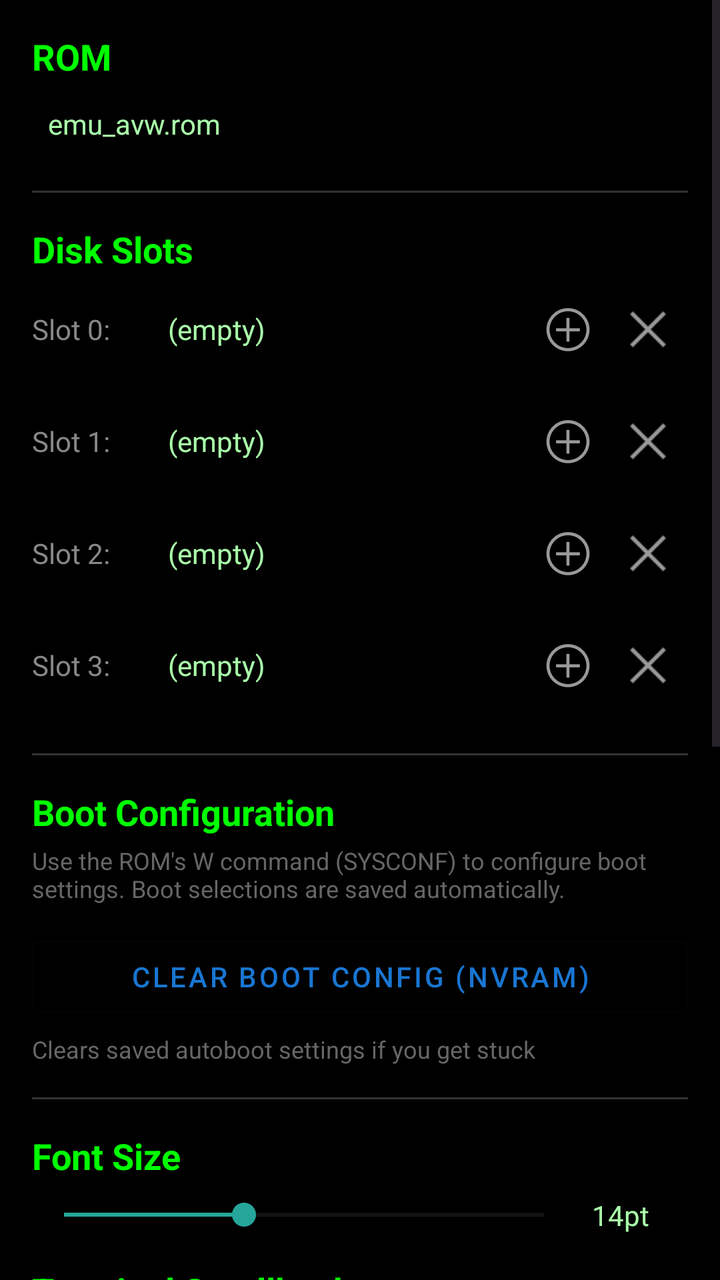
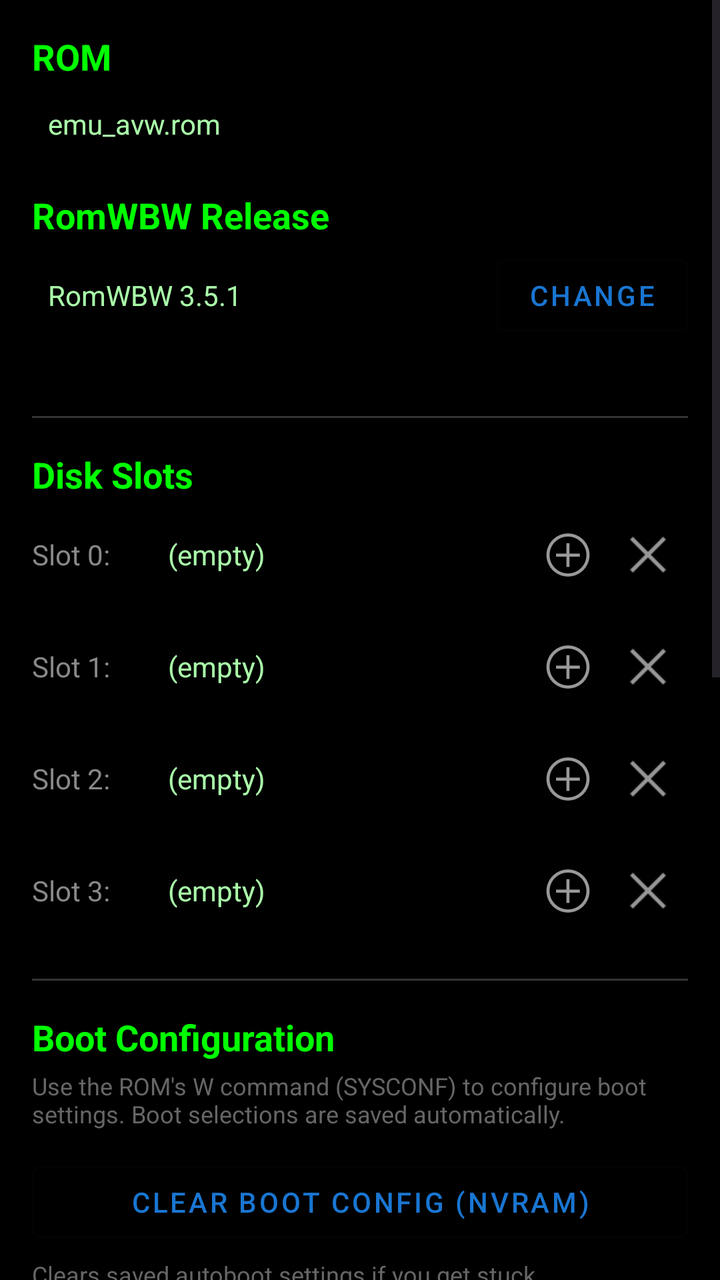

Two renders of the same Android screen: before a commit and after it. Below are the layout's source before the change and the commit's diff.
<!-- AndroidManifest.xml: application theme Theme.CPMDroid -->
<!-- res/layout/activity_settings.xml -->
<?xml version="1.0" encoding="utf-8"?>
<ScrollView
    xmlns:android="http://schemas.android.com/apk/res/android"
    xmlns:app="http://schemas.android.com/apk/res-auto"
    android:layout_width="match_parent"
    android:layout_height="match_parent"
    android:background="#000000">

    <LinearLayout
        android:layout_width="match_parent"
        android:layout_height="wrap_content"
        android:orientation="vertical"
        android:padding="16dp">

        
        <TextView
            android:layout_width="wrap_content"
            android:layout_height="wrap_content"
            android:text="ROM"
            android:textColor="#00FF00"
            android:textSize="18sp"
            android:textStyle="bold" />

        <TextView
            android:id="@+id/romNameText"
            android:layout_width="match_parent"
            android:layout_height="wrap_content"
            android:text="emu_avw.rom"
            android:textColor="#AAFFAA"
            android:padding="8dp"
            android:layout_marginTop="4dp" />

        <View
            android:layout_width="match_parent"
            android:layout_height="1dp"
            android:background="#333333"
            android:layout_marginVertical="16dp" />

        
        <TextView
            android:layout_width="wrap_content"
            android:layout_height="wrap_content"
            android:text="Disk Slots"
            android:textColor="#00FF00"
            android:textSize="18sp"
            android:textStyle="bold" />

        <LinearLayout
            android:id="@+id/diskSlot0"
            android:layout_width="match_parent"
            android:layout_height="wrap_content"
            android:orientation="horizontal"
            android:gravity="center_vertical"
            android:paddingVertical="8dp">

            <TextView
                android:layout_width="wrap_content"
                android:layout_height="wrap_content"
                android:text="Slot 0:"
                android:textColor="#888888"
                android:minWidth="60dp" />

            <TextView
                android:id="@+id/disk0Name"
                android:layout_width="0dp"
                android:layout_height="wrap_content"
                android:layout_weight="1"
                android:text="(empty)"
                android:textColor="#AAFFAA"
                android:paddingHorizontal="8dp"
                android:singleLine="true"
                android:ellipsize="middle" />

            <ImageButton
                android:id="@+id/selectDisk0"
                android:layout_width="40dp"
                android:layout_height="40dp"
                android:src="@android:drawable/ic_menu_add"
                android:background="?attr/selectableItemBackgroundBorderless"
                android:contentDescription="Select disk" />

            <ImageButton
                android:id="@+id/clearDisk0"
                android:layout_width="40dp"
                android:layout_height="40dp"
                android:src="@android:drawable/ic_menu_close_clear_cancel"
                android:background="?attr/selectableItemBackgroundBorderless"
                android:contentDescription="Clear slot" />
        </LinearLayout>

        <LinearLayout
            android:id="@+id/diskSlot1"
            android:layout_width="match_parent"
            android:layout_height="wrap_content"
            android:orientation="horizontal"
            android:gravity="center_vertical"
            android:paddingVertical="8dp">

            <TextView
                android:layout_width="wrap_content"
                android:layout_height="wrap_content"
                android:text="Slot 1:"
                android:textColor="#888888"
                android:minWidth="60dp" />

            <TextView
                android:id="@+id/disk1Name"
                android:layout_width="0dp"
                android:layout_height="wrap_content"
                android:layout_weight="1"
                android:text="(empty)"
                android:textColor="#AAFFAA"
                android:paddingHorizontal="8dp"
                android:singleLine="true"
                android:ellipsize="middle" />

            <ImageButton
                android:id="@+id/selectDisk1"
                android:layout_width="40dp"
                android:layout_height="40dp"
                android:src="@android:drawable/ic_menu_add"
                android:background="?attr/selectableItemBackgroundBorderless"
                android:contentDescription="Select disk" />

            <ImageButton
                android:id="@+id/clearDisk1"
                android:layout_width="40dp"
                android:layout_height="40dp"
                android:src="@android:drawable/ic_menu_close_clear_cancel"
                android:background="?attr/selectableItemBackgroundBorderless"
                android:contentDescription="Clear slot" />
        </LinearLayout>

        <LinearLayout
            android:id="@+id/diskSlot2"
            android:layout_width="match_parent"
            android:layout_height="wrap_content"
            android:orientation="horizontal"
            android:gravity="center_vertical"
            android:paddingVertical="8dp">

            <TextView
                android:layout_width="wrap_content"
                android:layout_height="wrap_content"
                android:text="Slot 2:"
                android:textColor="#888888"
                android:minWidth="60dp" />

            <TextView
                android:id="@+id/disk2Name"
                android:layout_width="0dp"
                android:layout_height="wrap_content"
                android:layout_weight="1"
                android:text="(empty)"
                android:textColor="#AAFFAA"
                android:paddingHorizontal="8dp"
                android:singleLine="true"
                android:ellipsize="middle" />

            <ImageButton
                android:id="@+id/selectDisk2"
                android:layout_width="40dp"
                android:layout_height="40dp"
                android:src="@android:drawable/ic_menu_add"
                android:background="?attr/selectableItemBackgroundBorderless"
                android:contentDescription="Select disk" />

            <ImageButton
                android:id="@+id/clearDisk2"
                android:layout_width="40dp"
                android:layout_height="40dp"
                android:src="@android:drawable/ic_menu_close_clear_cancel"
                android:background="?attr/selectableItemBackgroundBorderless"
                android:contentDescription="Clear slot" />
        </LinearLayout>

        <LinearLayout
            android:id="@+id/diskSlot3"
            android:layout_width="match_parent"
            android:layout_height="wrap_content"
            android:orientation="horizontal"
            android:gravity="center_vertical"
            android:paddingVertical="8dp">

            <TextView
                android:layout_width="wrap_content"
                android:layout_height="wrap_content"
                android:text="Slot 3:"
                android:textColor="#888888"
                android:minWidth="60dp" />

            <TextView
                android:id="@+id/disk3Name"
                android:layout_width="0dp"
                android:layout_height="wrap_content"
                android:layout_weight="1"
                android:text="(empty)"
                android:textColor="#AAFFAA"
                android:paddingHorizontal="8dp"
                android:singleLine="true"
                android:ellipsize="middle" />

            <ImageButton
                android:id="@+id/selectDisk3"
                android:layout_width="40dp"
                android:layout_height="40dp"
                android:src="@android:drawable/ic_menu_add"
                android:background="?attr/selectableItemBackgroundBorderless"
                android:contentDescription="Select disk" />

            <ImageButton
                android:id="@+id/clearDisk3"
                android:layout_width="40dp"
                android:layout_height="40dp"
                android:src="@android:drawable/ic_menu_close_clear_cancel"
                android:background="?attr/selectableItemBackgroundBorderless"
                android:contentDescription="Clear slot" />
        </LinearLayout>

        <View
            android:layout_width="match_parent"
            android:layout_height="1dp"
            android:background="#333333"
            android:layout_marginVertical="16dp" />

        
        <TextView
            android:layout_width="wrap_content"
            android:layout_height="wrap_content"
            android:text="Boot Configuration"
            android:textColor="#00FF00"
            android:textSize="18sp"
            android:textStyle="bold" />

        <TextView
            android:layout_width="match_parent"
            android:layout_height="wrap_content"
            android:text="Use the ROM's W command (SYSCONF) to configure boot settings. Boot selections are saved automatically."
            android:textColor="#666666"
            android:textSize="12sp"
            android:layout_marginTop="4dp" />

        <Button
            android:id="@+id/clearBootConfigButton"
            android:layout_width="match_parent"
            android:layout_height="wrap_content"
            android:layout_marginTop="12dp"
            android:text="Clear Boot Config (NVRAM)"
            style="@style/Widget.MaterialComponents.Button.OutlinedButton" />

        <TextView
            android:layout_width="match_parent"
            android:layout_height="wrap_content"
            android:text="Clears saved autoboot settings if you get stuck"
            android:textColor="#666666"
            android:textSize="12sp"
            android:layout_marginTop="4dp" />

        <View
            android:layout_width="match_parent"
            android:layout_height="1dp"
            android:background="#333333"
            android:layout_marginVertical="16dp" />

        
        <TextView
            android:layout_width="wrap_content"
            android:layout_height="wrap_content"
            android:text="Font Size"
            android:textColor="#00FF00"
            android:textSize="18sp"
            android:textStyle="bold" />

        <LinearLayout
            android:layout_width="match_parent"
            android:layout_height="wrap_content"
            android:orientation="horizontal"
            android:gravity="center_vertical"
            android:layout_marginTop="8dp">

            <SeekBar
                android:id="@+id/fontSizeSeekBar"
                android:layout_width="0dp"
                android:layout_height="wrap_content"
                android:layout_weight="1"
                android:min="8"
                android:max="24"
                android:progress="14" />

            <TextView
                android:id="@+id/fontSizeText"
                android:layout_width="wrap_content"
                android:layout_height="wrap_content"
                android:text="14pt"
                android:textColor="#AAFFAA"
                android:layout_marginStart="8dp"
                android:minWidth="48dp" />

        </LinearLayout>

        
        <TextView
            android:layout_width="wrap_content"
            android:layout_height="wrap_content"
            android:text="Terminal Scrollback"
            android:textColor="#00FF00"
            android:textSize="18sp"
            android:textStyle="bold"
            android:layout_marginTop="16dp" />

        <LinearLayout
            android:layout_width="match_parent"
            android:layout_height="wrap_content"
            android:orientation="horizontal"
            android:gravity="center_vertical"
            android:layout_marginTop="8dp">

            <SeekBar
                android:id="@+id/scrollbackSeekBar"
                android:layout_width="0dp"
                android:layout_height="wrap_content"
                android:layout_weight="1"
                android:min="0"
                android:max="7"
                android:progress="4" />

            <TextView
                android:id="@+id/scrollbackText"
                android:layout_width="wrap_content"
                android:layout_height="wrap_content"
                android:text="1000"
                android:textColor="#AAFFAA"
                android:layout_marginStart="8dp"
                android:minWidth="56dp" />

        </LinearLayout>

        <TextView
            android:layout_width="match_parent"
            android:layout_height="wrap_content"
            android:text="Lines of history kept above the screen, for dragging back through output that has scrolled off. Off keeps none."
            android:textColor="#666666"
            android:textSize="12sp" />

        
        <CheckBox
            android:id="@+id/wrapLinesCheckbox"
            android:layout_width="match_parent"
            android:layout_height="wrap_content"
            android:layout_marginTop="12dp"
            android:text="Wrap long lines"
            android:textColor="#AAFFAA"
            android:buttonTint="#00FF00" />

        <TextView
            android:layout_width="match_parent"
            android:layout_height="wrap_content"
            android:text="Wrap lines that exceed screen width instead of truncating"
            android:textColor="#666666"
            android:textSize="12sp"
            android:layout_marginStart="32dp" />

        
        <CheckBox
            android:id="@+id/warnManifestWritesCheckbox"
            android:layout_width="match_parent"
            android:layout_height="wrap_content"
            android:layout_marginTop="12dp"
            android:text="Warn when writing to downloaded disks"
            android:textColor="#AAFFAA"
            android:buttonTint="#00FF00" />

        <TextView
            android:layout_width="match_parent"
            android:layout_height="wrap_content"
            android:text="Show a warning when writing to downloaded disks (changes may be lost on app update)"
            android:textColor="#666666"
            android:textSize="12sp"
            android:layout_marginStart="32dp" />

        
        <CheckBox
            android:id="@+id/soundEnabledCheckbox"
            android:layout_width="match_parent"
            android:layout_height="wrap_content"
            android:layout_marginTop="12dp"
            android:text="Enable terminal bell sound"
            android:textColor="#AAFFAA"
            android:buttonTint="#00FF00" />

        <TextView
            android:layout_width="match_parent"
            android:layout_height="wrap_content"
            android:text="Play a short beep for the BEL character. Background audio ducks for the length of the beep instead of stopping."
            android:textColor="#666666"
            android:textSize="12sp"
            android:layout_marginStart="32dp" />

        <View
            android:layout_width="match_parent"
            android:layout_height="1dp"
            android:background="#333333"
            android:layout_marginVertical="16dp" />

        
        <Button
            android:id="@+id/browseCatalogButton"
            android:layout_width="match_parent"
            android:layout_height="wrap_content"
            android:text="Browse Disk Catalog"
            style="@style/Widget.MaterialComponents.Button.OutlinedButton" />

    </LinearLayout>

</ScrollView>
<!-- resources referenced by this layout -->
<resources>
  <style name="Theme.CPMDroid" parent="Theme.Material3.DayNight.NoActionBar">
          <item name="colorPrimary">#1976D2</item>
          <item name="colorPrimaryVariant">#004BA0</item>
          <item name="colorOnPrimary">#FFFFFF</item>
          <item name="colorSecondary">#26A69A</item>
          <item name="colorSecondaryVariant">#00766C</item>
          <item name="colorOnSecondary">#000000</item>
      </style>
</resources>

<!-- the commit's change to res/layout/activity_settings.xml (unified diff, before → after) -->
@@ -30,6 +30,49 @@
             android:padding="8dp"
             android:layout_marginTop="4dp" />
 
+        
+        <TextView
+            android:layout_width="wrap_content"
+            android:layout_height="wrap_content"
+            android:text="RomWBW Release"
+            android:textColor="#00FF00"
+            android:textSize="18sp"
+            android:textStyle="bold"
+            android:layout_marginTop="16dp" />
+
+        <LinearLayout
+            android:layout_width="match_parent"
+            android:layout_height="wrap_content"
+            android:orientation="horizontal"
+            android:gravity="center_vertical"
+            android:layout_marginTop="4dp">
+
+            <TextView
+                android:id="@+id/romwbwVersionText"
+                android:layout_width="0dp"
+                android:layout_height="wrap_content"
+                android:layout_weight="1"
+                android:text="RomWBW 3.5.1"
+                android:textColor="#AAFFAA"
+                android:padding="8dp" />
+
+            <Button
+                android:id="@+id/changeRomwbwButton"
+                android:layout_width="wrap_content"
+                android:layout_height="wrap_content"
+                android:text="Change"
+                style="@style/Widget.MaterialComponents.Button.OutlinedButton" />
+        </LinearLayout>
+
+        <TextView
+            android:id="@+id/romwbwVersionNote"
+            android:layout_width="match_parent"
+            android:layout_height="wrap_content"
+            android:text=""
+            android:textColor="#666666"
+            android:textSize="12sp"
+            android:layout_marginTop="4dp" />
+
         <View
             android:layout_width="match_parent"
             android:layout_height="1dp"
